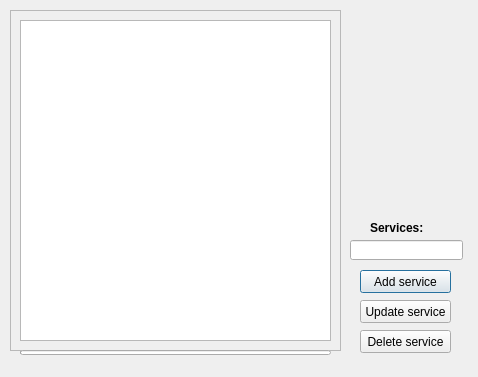
Qt form ui/services_dialog.ui (otmanLAHRECHE/g_H2) before a commit.
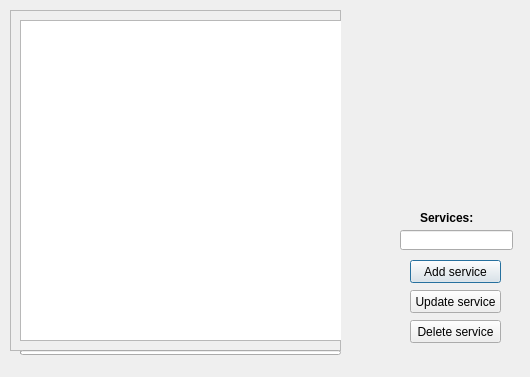
The same form after that commit.

```diff
--- a/ui/services_dialog.ui
+++ b/ui/services_dialog.ui
@@ -6,19 +6,19 @@
    <rect>
     <x>0</x>
     <y>0</y>
-    <width>478</width>
+    <width>530</width>
     <height>377</height>
    </rect>
   </property>
   <property name="minimumSize">
    <size>
-    <width>478</width>
+    <width>530</width>
     <height>377</height>
    </size>
   </property>
   <property name="maximumSize">
    <size>
-    <width>478</width>
+    <width>530</width>
     <height>377</height>
    </size>
   </property>
@@ -45,7 +45,7 @@
      <rect>
       <x>10</x>
       <y>10</y>
-      <width>311</width>
+      <width>331</width>
       <height>321</height>
      </rect>
     </property>
@@ -54,8 +54,8 @@
   <widget class="QPushButton" name="pushButton">
    <property name="geometry">
     <rect>
-     <x>360</x>
-     <y>270</y>
+     <x>410</x>
+     <y>260</y>
      <width>91</width>
      <height>23</height>
     </rect>
@@ -67,8 +67,8 @@
   <widget class="QPushButton" name="pushButton_2">
    <property name="geometry">
     <rect>
-     <x>360</x>
-     <y>330</y>
+     <x>410</x>
+     <y>320</y>
      <width>91</width>
      <height>23</height>
     </rect>
@@ -80,8 +80,8 @@
   <widget class="QLineEdit" name="lineEdit">
    <property name="geometry">
     <rect>
-     <x>350</x>
-     <y>240</y>
+     <x>400</x>
+     <y>230</y>
      <width>113</width>
      <height>20</height>
     </rect>
@@ -90,8 +90,8 @@
   <widget class="QLabel" name="label">
    <property name="geometry">
     <rect>
-     <x>370</x>
-     <y>220</y>
+     <x>420</x>
+     <y>210</y>
      <width>61</width>
      <height>16</height>
     </rect>
@@ -110,8 +110,8 @@
   <widget class="QPushButton" name="pushButton_3">
    <property name="geometry">
     <rect>
-     <x>360</x>
-     <y>300</y>
+     <x>410</x>
+     <y>290</y>
      <width>91</width>
      <height>23</height>
     </rect>
@@ -125,7 +125,7 @@
     <rect>
      <x>20</x>
      <y>350</y>
-     <width>311</width>
+     <width>321</width>
      <height>5</height>
     </rect>
    </property>
```
